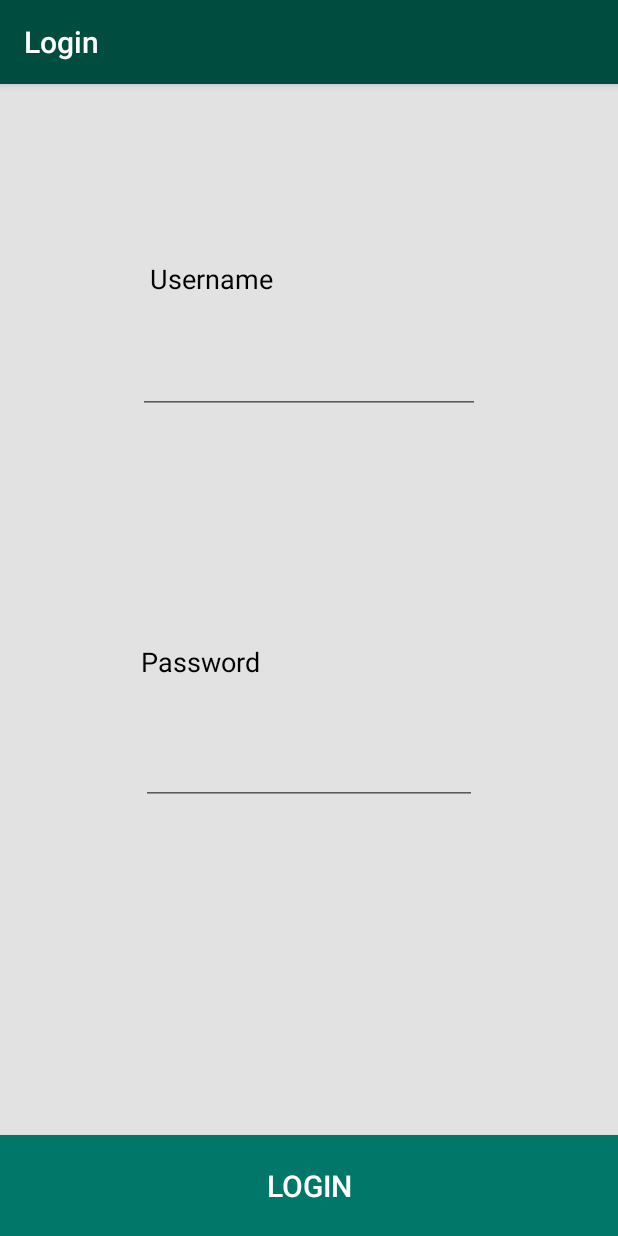
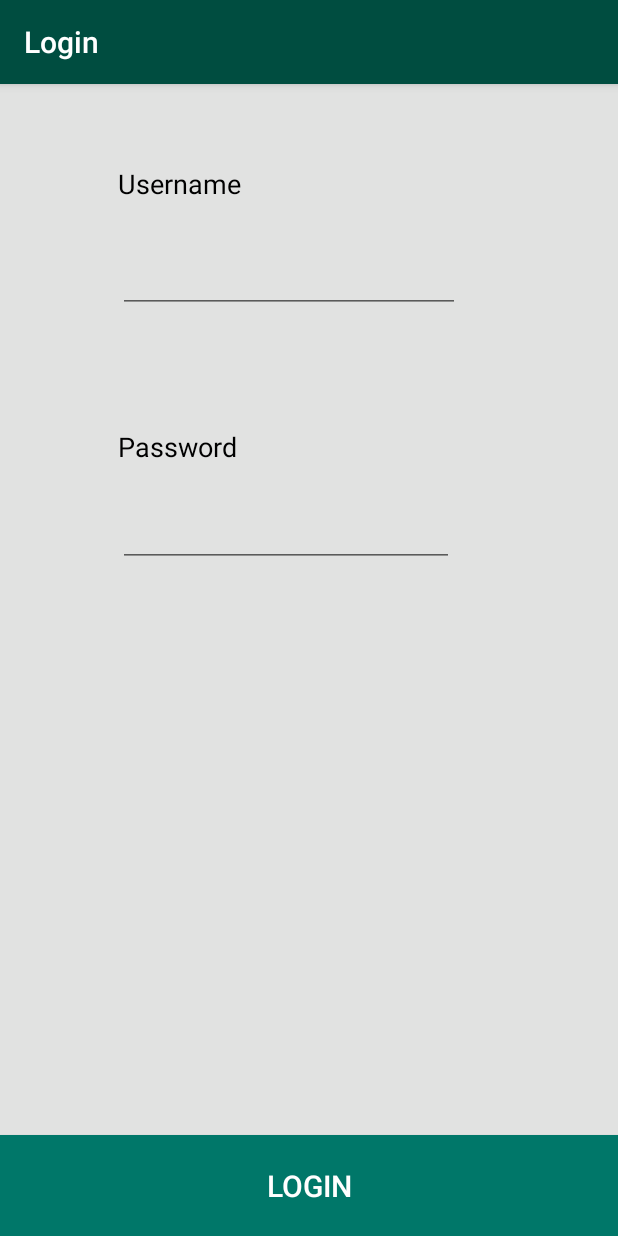
Before and after one commit to yuri0202/projectso2, an Android app: the screen it shows after launch (LoginActivity), on a phone screen of 412 x 824 dp. Run offline under Robolectric (Android 15) with nearby library versions, the phone set to English and light mode, and no system bars; libraries missing offline, so code that uses them is left out: org.springframework.http, org.springframework.web.

Commit message:
GUI fixes,

```diff
--- a/app/src/main/res/layout/activity_login.xml
+++ b/app/src/main/res/layout/activity_login.xml
@@ -22,7 +22,7 @@
         app:layout_constraintBottom_toBottomOf="parent"
         android:layout_marginBottom="8dp"
         android:layout_marginLeft="0dp"
-        app:layout_constraintVertical_bias="0.501"
+        app:layout_constraintVertical_bias="0.304"
         app:layout_constraintLeft_toLeftOf="@+id/passwordTxt" />
 
     <TextView
@@ -36,10 +36,9 @@
         android:layout_marginTop="8dp"
         app:layout_constraintBottom_toBottomOf="parent"
         android:layout_marginBottom="8dp"
-        app:layout_constraintVertical_bias="0.15"
+        app:layout_constraintVertical_bias="0.063"
         android:layout_marginLeft="0dp"
-        app:layout_constraintLeft_toLeftOf="@+id/usernameTxt"
-        android:layout_marginStart="8dp" />
+        app:layout_constraintLeft_toLeftOf="@+id/usernameTxt" />
 
     <EditText
         android:id="@+id/usernameTxt"
@@ -55,9 +54,10 @@
         android:layout_marginTop="8dp"
         app:layout_constraintBottom_toBottomOf="parent"
         android:layout_marginBottom="8dp"
-        app:layout_constraintVertical_bias="0.234"
+        app:layout_constraintVertical_bias="0.138"
         android:layout_marginStart="8dp"
-        android:layout_marginEnd="8dp" />
+        android:layout_marginEnd="8dp"
+        app:layout_constraintHorizontal_bias="0.421" />
 
     <EditText
         android:id="@+id/passwordTxt"
@@ -75,7 +75,8 @@
         android:layout_marginBottom="8dp"
         android:layout_marginStart="8dp"
         android:layout_marginEnd="8dp"
-        app:layout_constraintVertical_bias="0.606" />
+        app:layout_constraintVertical_bias="0.382"
+        app:layout_constraintHorizontal_bias="0.409" />
 
     <Button
         android:id="@+id/okBtn"
```
